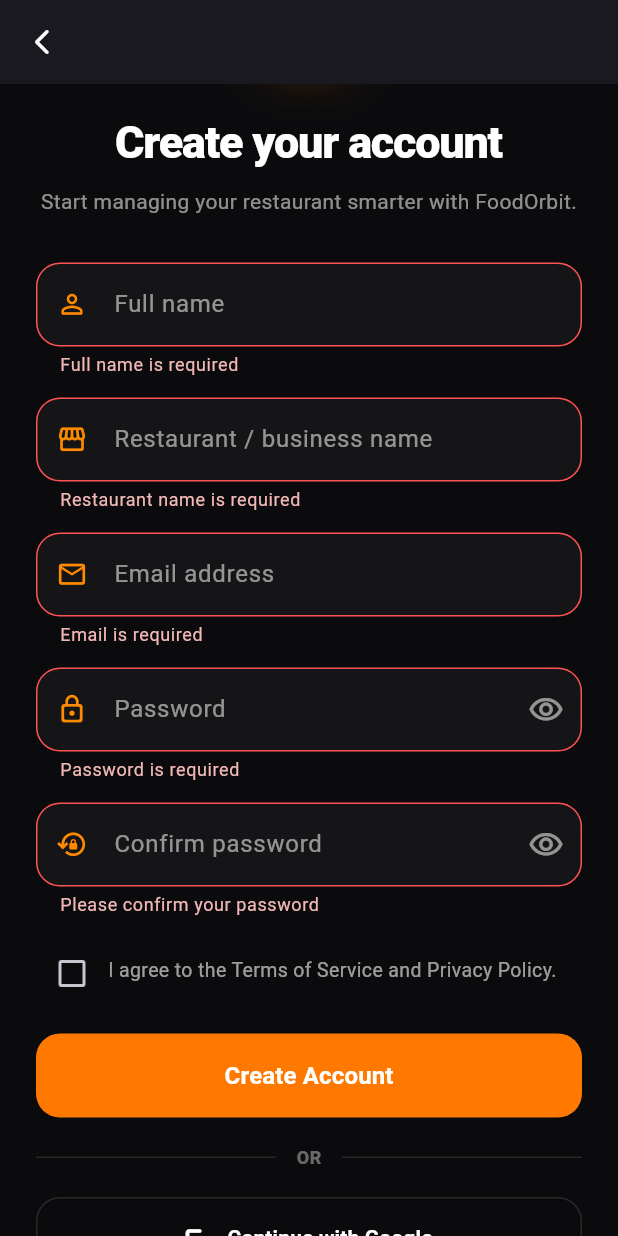
After one commit to Codelixdev/foodorbit, a Flutter app: the RegisterScreen screen opened directly, scrolled down 77 dp, after a tap on "Create Account", on a phone screen of 412 x 824 dp. The commit adds this screen. Run offline on Flutter 3.47's test engine with Material 3 defaults, Android fonts, the phone set to English and light mode, and no system bars; our stand-ins replace google_fonts.

Commit message:
feat: connect login actions

```diff
--- a/lib/features/auth/presentation/screens/login_screen.dart
+++ b/lib/features/auth/presentation/screens/login_screen.dart
@@ -1,4 +1,5 @@
 import 'package:flutter/material.dart';
+import 'register_screen.dart';
 
 import '../../../onboarding/presentation/screens/onboarding_screen.dart';
 
@@ -95,16 +96,13 @@ class _LoginScreenState extends State<LoginScreen> {
       (route) => false,
     );
   }
-
-  void _createAccount() {
-    ScaffoldMessenger.of(context).showSnackBar(
-      const SnackBar(
-        content: Text(
-          'Registration screen will be added next.',
-        ),
-      ),
-    );
-  }
+void _createAccount() {
+  Navigator.of(context).push(
+    MaterialPageRoute(
+      builder: (_) => const RegisterScreen(),
+    ),
+  );
+}
 
   void _forgotPassword() {
     ScaffoldMessenger.of(context).showSnackBar(
--- /dev/null
+++ b/lib/features/auth/presentation/screens/register_screen.dart
@@ -0,0 +1,481 @@
+import 'package:flutter/material.dart';
+
+class RegisterScreen extends StatefulWidget {
+  const RegisterScreen({super.key});
+
+  @override
+  State<RegisterScreen> createState() => _RegisterScreenState();
+}
+
+class _RegisterScreenState extends State<RegisterScreen> {
+  final _formKey = GlobalKey<FormState>();
+
+  final _nameController = TextEditingController();
+  final _businessController = TextEditingController();
+  final _emailController = TextEditingController();
+  final _passwordController = TextEditingController();
+  final _confirmPasswordController = TextEditingController();
+
+  bool _obscurePassword = true;
+  bool _obscureConfirmPassword = true;
+  bool _acceptedTerms = false;
+
+  @override
+  void dispose() {
+    _nameController.dispose();
+    _businessController.dispose();
+    _emailController.dispose();
+    _passwordController.dispose();
+    _confirmPasswordController.dispose();
+    super.dispose();
+  }
+
+  String? _required(String? value, String field) {
+    if (value == null || value.trim().isEmpty) {
+      return '$field is required';
+    }
+    return null;
+  }
+
+  String? _emailValidator(String? value) {
+    if (value == null || value.trim().isEmpty) {
+      return 'Email is required';
+    }
+
+    final emailRegex = RegExp(
+      r'^[^@\s]+@[^@\s]+\.[^@\s]+$',
+    );
+
+    if (!emailRegex.hasMatch(value.trim())) {
+      return 'Enter a valid email address';
+    }
+
+    return null;
+  }
+
+  String? _passwordValidator(String? value) {
+    if (value == null || value.isEmpty) {
+      return 'Password is required';
+    }
+
+    if (value.length < 8) {
+      return 'Password must contain at least 8 characters';
+    }
+
+    if (!RegExp(r'[A-Z]').hasMatch(value)) {
+      return 'Add at least one uppercase letter';
+    }
+
+    if (!RegExp(r'[0-9]').hasMatch(value)) {
+      return 'Add at least one number';
+    }
+
+    return null;
+  }
+
+  void _createAccount() {
+    FocusScope.of(context).unfocus();
+
+    if (!_formKey.currentState!.validate()) {
+      return;
+    }
+
+    if (!_acceptedTerms) {
+      ScaffoldMessenger.of(context).showSnackBar(
+        const SnackBar(
+          content: Text(
+            'Please accept the Terms & Privacy Policy',
+          ),
+        ),
+      );
+      return;
+    }
+
+    ScaffoldMessenger.of(context).showSnackBar(
+      const SnackBar(
+        content: Text('Account creation will be connected next.'),
+      ),
+    );
+  }
+
+  InputDecoration _decoration({
+    required String label,
+    required IconData icon,
+    Widget? suffixIcon,
+  }) {
+    return InputDecoration(
+      labelText: label,
+      prefixIcon: Icon(
+        icon,
+        size: 21,
+        color: const Color(0xFFFF8A00),
+      ),
+      suffixIcon: suffixIcon,
+      filled: true,
+      fillColor: const Color(0xFF151518),
+      labelStyle: const TextStyle(
+        color: Colors.white54,
+      ),
+      border: OutlineInputBorder(
+        borderRadius: BorderRadius.circular(16),
+        borderSide: const BorderSide(
+          color: Colors.white10,
+        ),
+      ),
+      enabledBorder: OutlineInputBorder(
+        borderRadius: BorderRadius.circular(16),
+        borderSide: const BorderSide(
+          color: Colors.white10,
+        ),
+      ),
+      focusedBorder: OutlineInputBorder(
+        borderRadius: BorderRadius.circular(16),
+        borderSide: const BorderSide(
+          color: Color(0xFFFF8A00),
+          width: 1.4,
+        ),
+      ),
+      errorBorder: OutlineInputBorder(
+        borderRadius: BorderRadius.circular(16),
+        borderSide: const BorderSide(
+          color: Colors.redAccent,
+        ),
+      ),
+      focusedErrorBorder: OutlineInputBorder(
+        borderRadius: BorderRadius.circular(16),
+        borderSide: const BorderSide(
+          color: Colors.redAccent,
+        ),
+      ),
+    );
+  }
+
+  @override
+  Widget build(BuildContext context) {
+    return Scaffold(
+      backgroundColor: const Color(0xFF0B0B0D),
+      appBar: AppBar(
+        backgroundColor: Colors.transparent,
+        elevation: 0,
+        leading: IconButton(
+          icon: const Icon(
+            Icons.arrow_back_ios_new_rounded,
+            color: Colors.white,
+            size: 20,
+          ),
+          onPressed: () => Navigator.of(context).pop(),
+        ),
+      ),
+      body: SafeArea(
+        child: SingleChildScrollView(
+          padding: const EdgeInsets.fromLTRB(24, 8, 24, 32),
+          child: Form(
+            key: _formKey,
+            child: Column(
+              crossAxisAlignment: CrossAxisAlignment.start,
+              children: [
+                Center(
+                  child: Container(
+                    width: 62,
+                    height: 62,
+                    decoration: BoxDecoration(
+                      borderRadius: BorderRadius.circular(18),
+                      gradient: const LinearGradient(
+                        colors: [
+                          Color(0xFFFFA726),
+                          Color(0xFFFF6D00),
+                        ],
+                      ),
+                      boxShadow: const [
+                        BoxShadow(
+                          color: Color(0x35FF7800),
+                          blurRadius: 25,
+                          spreadRadius: 2,
+                        ),
+                      ],
+                    ),
+                    child: const Icon(
+                      Icons.restaurant_rounded,
+                      color: Colors.white,
+                      size: 32,
+                    ),
+                  ),
+                ),
+
+                const SizedBox(height: 24),
+
+                const Center(
+                  child: Text(
+                    'Create your account',
+                    style: TextStyle(
+                      color: Colors.white,
+                      fontSize: 30,
+                      fontWeight: FontWeight.w800,
+                      letterSpacing: -0.8,
+                    ),
+                  ),
+                ),
+
+                const SizedBox(height: 8),
+
+                const Center(
+                  child: Text(
+                    'Start managing your restaurant smarter with FoodOrbit.',
+                    textAlign: TextAlign.center,
+                    style: TextStyle(
+                      color: Colors.white54,
+                      fontSize: 14,
+                      height: 1.5,
+                    ),
+                  ),
+                ),
+
+                const SizedBox(height: 30),
+
+                TextFormField(
+                  controller: _nameController,
+                  textInputAction: TextInputAction.next,
+                  style: const TextStyle(color: Colors.white),
+                  validator: (value) =>
+                      _required(value, 'Full name'),
+                  decoration: _decoration(
+                    label: 'Full name',
+                    icon: Icons.person_outline_rounded,
+                  ),
+                ),
+
+                const SizedBox(height: 14),
+
+                TextFormField(
+                  controller: _businessController,
+                  textInputAction: TextInputAction.next,
+                  style: const TextStyle(color: Colors.white),
+                  validator: (value) =>
+                      _required(value, 'Restaurant name'),
+                  decoration: _decoration(
+                    label: 'Restaurant / business name',
+                    icon: Icons.storefront_outlined,
+                  ),
+                ),
+
+                const SizedBox(height: 14),
+
+                TextFormField(
+                  controller: _emailController,
+                  keyboardType: TextInputType.emailAddress,
+                  textInputAction: TextInputAction.next,
+                  style: const TextStyle(color: Colors.white),
+                  validator: _emailValidator,
+                  decoration: _decoration(
+                    label: 'Email address',
+                    icon: Icons.email_outlined,
+                  ),
+                ),
+
+                const SizedBox(height: 14),
+
+                TextFormField(
+                  controller: _passwordController,
+                  obscureText: _obscurePassword,
+                  textInputAction: TextInputAction.next,
+                  style: const TextStyle(color: Colors.white),
+                  validator: _passwordValidator,
+                  decoration: _decoration(
+                    label: 'Password',
+                    icon: Icons.lock_outline_rounded,
+                    suffixIcon: IconButton(
+                      onPressed: () {
+                        setState(() {
+                          _obscurePassword = !_obscurePassword;
+                        });
+                      },
+                      icon: Icon(
+                        _obscurePassword
+                            ? Icons.visibility_outlined
+                            : Icons.visibility_off_outlined,
+                        color: Colors.white54,
+                      ),
+                    ),
+                  ),
+                ),
+
+                const SizedBox(height: 14),
+
+                TextFormField(
+                  controller: _confirmPasswordController,
+                  obscureText: _obscureConfirmPassword,
+                  textInputAction: TextInputAction.done,
+                  style: const TextStyle(color: Colors.white),
+                  validator: (value) {
+                    if (value == null || value.isEmpty) {
+                      return 'Please confirm your password';
+                    }
+
+                    if (value != _passwordController.text) {
+                      return 'Passwords do not match';
+                    }
+
+                    return null;
+                  },
+                  decoration: _decoration(
+                    label: 'Confirm password',
+                    icon: Icons.lock_reset_outlined,
+                    suffixIcon: IconButton(
+                      onPressed: () {
+                        setState(() {
+                          _obscureConfirmPassword =
+                              !_obscureConfirmPassword;
+                        });
+                      },
+                      icon: Icon(
+                        _obscureConfirmPassword
+                            ? Icons.visibility_outlined
+                            : Icons.visibility_off_outlined,
+                        color: Colors.white54,
+                      ),
+                    ),
+                  ),
+                ),
+
+                const SizedBox(height: 14),
+
+                Row(
+                  crossAxisAlignment: CrossAxisAlignment.start,
+                  children: [
+                    Checkbox(
+                      value: _acceptedTerms,
+                      activeColor: const Color(0xFFFF7800),
+                      onChanged: (value) {
+                        setState(() {
+                          _acceptedTerms = value ?? false;
+                        });
+                      },
+                    ),
+                    const Expanded(
+                      child: Padding(
+                        padding: EdgeInsets.only(top: 12),
+                        child: Text(
+                          'I agree to the Terms of Service and Privacy Policy.',
+                          style: TextStyle(
+                            color: Colors.white60,
+                            fontSize: 13,
+                            height: 1.4,
+                          ),
+                        ),
+                      ),
+                    ),
+                  ],
+                ),
+
+                const SizedBox(height: 16),
+
+                SizedBox(
+                  width: double.infinity,
+                  height: 56,
+                  child: ElevatedButton(
+                    onPressed: _createAccount,
+                    style: ElevatedButton.styleFrom(
+                      backgroundColor: const Color(0xFFFF7800),
+                      foregroundColor: Colors.white,
+                      elevation: 0,
+                      shape: RoundedRectangleBorder(
+                        borderRadius: BorderRadius.circular(16),
+                      ),
+                    ),
+                    child: const Text(
+                      'Create Account',
+                      style: TextStyle(
+                        fontSize: 16,
+                        fontWeight: FontWeight.w700,
+                      ),
+                    ),
+                  ),
+                ),
+
+                const SizedBox(height: 18),
+
+                Row(
+                  children: [
+                    const Expanded(
+                      child: Divider(color: Colors.white12),
+                    ),
+                    Padding(
+                      padding: const EdgeInsets.symmetric(horizontal: 14),
+                      child: Text(
+                        'OR',
+                        style: TextStyle(
+                          color: Colors.white38,
+                          fontSize: 12,
+                          fontWeight: FontWeight.w600,
+                        ),
+                      ),
+                    ),
+                    const Expanded(
+                      child: Divider(color: Colors.white12),
+                    ),
+                  ],
+                ),
+
+                const SizedBox(height: 18),
+
+                SizedBox(
+                  width: double.infinity,
+                  height: 54,
+                  child: OutlinedButton.icon(
+                    onPressed: () {},
+                    icon: const Icon(
+                      Icons.g_mobiledata_rounded,
+                      size: 28,
+                      color: Colors.white,
+                    ),
+                    label: const Text(
+                      'Continue with Google',
+                      style: TextStyle(
+                        color: Colors.white,
+                        fontWeight: FontWeight.w600,
+                      ),
+                    ),
+                    style: OutlinedButton.styleFrom(
+                      side: const BorderSide(
+                        color: Colors.white12,
+                      ),
+                      shape: RoundedRectangleBorder(
+                        borderRadius: BorderRadius.circular(16),
+                      ),
+                    ),
+                  ),
+                ),
+
+                const SizedBox(height: 24),
+
+                Center(
+                  child: GestureDetector(
+                    onTap: () => Navigator.of(context).pop(),
+                    child: RichText(
+                      text: const TextSpan(
+                        text: 'Already have an account? ',
+                        style: TextStyle(
+                          color: Colors.white54,
+                          fontSize: 14,
+                        ),
+                        children: [
+                          TextSpan(
+                            text: 'Sign in',
+                            style: TextStyle(
+                              color: Color(0xFFFF8A00),
+                              fontWeight: FontWeight.w700,
+                            ),
+                          ),
+                        ],
+                      ),
+                    ),
+                  ),
+                ),
+              ],
+            ),
+          ),
+        ),
+      ),
+    );
+  }
+}
```
